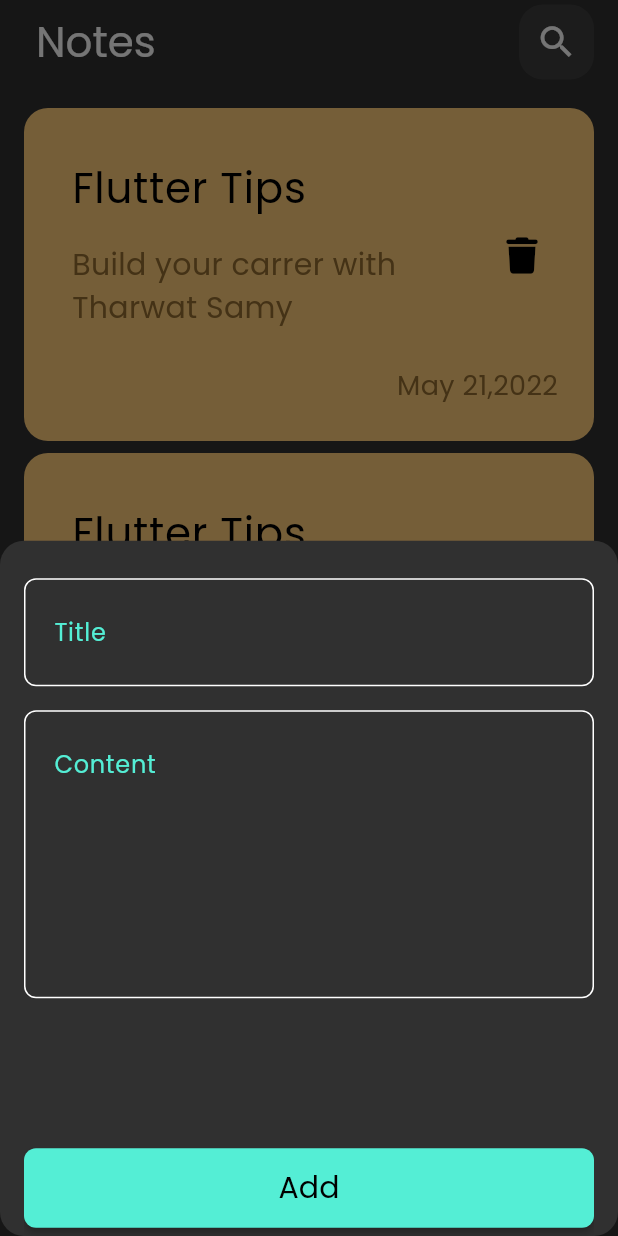
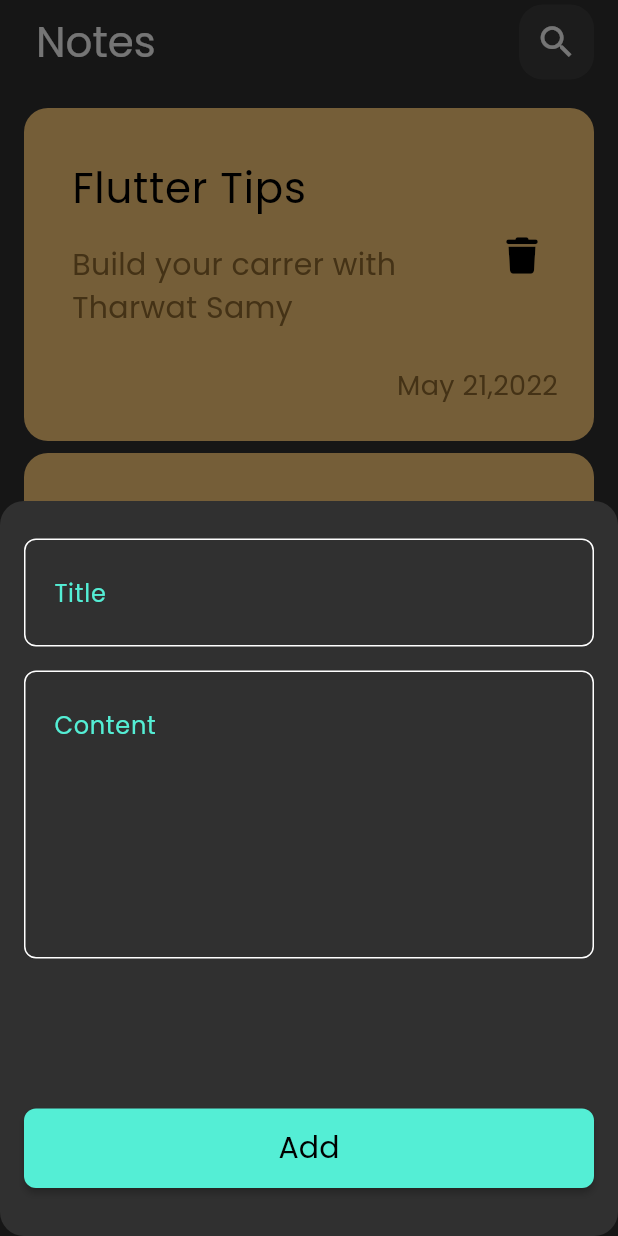
Before and after one commit to kareemtseif/notes_app, a Flutter app: the screen it shows after launch, after a tap on the "add" icon, on a phone screen of 412 x 824 dp. Run offline on Flutter 3.47's test engine with Material 3 defaults, Android fonts, the phone set to English and light mode, and no system bars; our stand-ins replace bloc, flutter_bloc, font_awesome_flutter, hive, hive_flutter; accounts and stored records are empty.

Commit message:
fix bottom sheet display

```diff
--- a/lib/views/notes_view.dart
+++ b/lib/views/notes_view.dart
@@ -12,6 +12,7 @@ class NotesView extends StatelessWidget {
       floatingActionButton: FloatingActionButton(
         onPressed: () {
           showModalBottomSheet(
+            isScrollControlled: true,
             shape: RoundedRectangleBorder(
               borderRadius: BorderRadius.circular(16),
             ),
--- a/lib/widgets/add_note_bottom_sheet.dart
+++ b/lib/widgets/add_note_bottom_sheet.dart
@@ -22,9 +22,13 @@ class AddNoteBottomSheet extends StatelessWidget {
         builder: (context, state) {
           return AbsorbPointer(
             absorbing: state is AddNoteLoading ? true : false,
-            child: const Padding(
-              padding: EdgeInsets.symmetric(horizontal: 16),
-              child: SingleChildScrollView(
+            child: Padding(
+              padding: EdgeInsets.only(
+                left: 16,
+                right: 16,
+                bottom: MediaQuery.of(context).viewInsets.bottom,
+              ),
+              child: const SingleChildScrollView(
                 child: AddNoteForm(),
               ),
             ),
```
